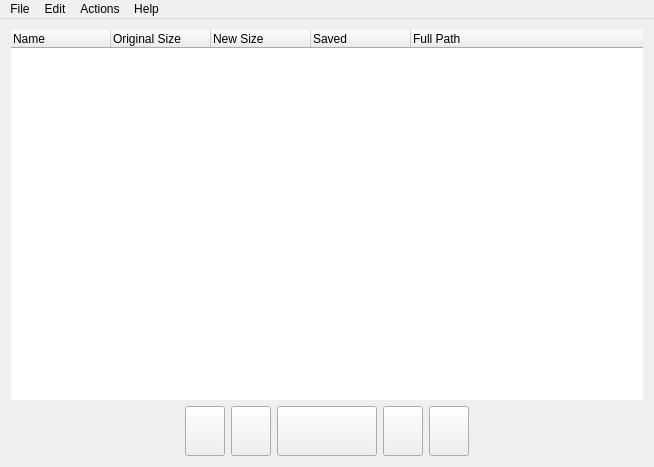
This is caesiumph.ui in Lymphatus/CaesiumPH as Qt 5 draws it before an edit. The edited form follows.
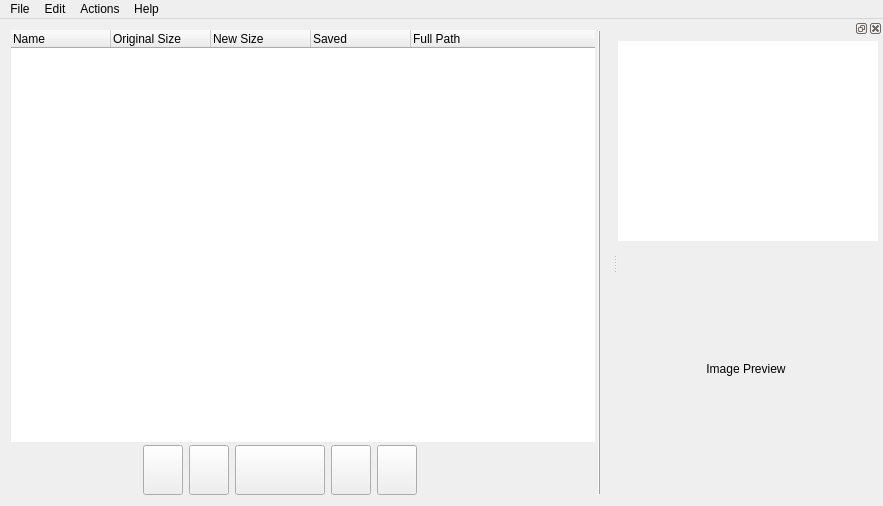
This is the edited form. Icons and pictures are not drawn.

Commit message: Added a side panel

Diff of the .ui file:
```diff
--- a/caesiumph.ui
+++ b/caesiumph.ui
@@ -6,8 +6,8 @@
    <rect>
     <x>0</x>
     <y>0</y>
-    <width>654</width>
-    <height>467</height>
+    <width>883</width>
+    <height>506</height>
    </rect>
   </property>
   <property name="windowTitle">
@@ -25,6 +25,9 @@
   </property>
   <widget class="QWidget" name="centralWidget">
    <layout class="QGridLayout" name="gridLayout_2">
+    <property name="spacing">
+     <number>3</number>
+    </property>
     <item row="0" column="0" colspan="2">
      <widget class="QTreeWidget" name="listTreeWidget">
       <property name="focusPolicy">
@@ -176,7 +179,7 @@
        <widget class="QPushButton" name="compressButton">
         <property name="minimumSize">
          <size>
-          <width>100</width>
+          <width>90</width>
           <height>50</height>
          </size>
         </property>
@@ -189,8 +192,8 @@
         </property>
         <property name="iconSize">
          <size>
-          <width>48</width>
-          <height>48</height>
+          <width>42</width>
+          <height>42</height>
          </size>
         </property>
        </widget>
@@ -266,8 +269,41 @@
         </property>
        </spacer>
       </item>
+      <item>
+       <widget class="QPushButton" name="showSidePanelButton">
+        <property name="text">
+         <string/>
+        </property>
+        <property name="icon">
+         <iconset resource="icons.qrc">
+          <normaloff>:/icons/ui/side_panel.png</normaloff>:/icons/ui/side_panel.png</iconset>
+        </property>
+        <property name="iconSize">
+         <size>
+          <width>24</width>
+          <height>24</height>
+         </size>
+        </property>
+        <property name="checkable">
+         <bool>true</bool>
+        </property>
+        <property name="flat">
+         <bool>true</bool>
+        </property>
+       </widget>
+      </item>
      </layout>
     </item>
+    <item row="0" column="2" rowspan="2">
+     <widget class="Line" name="sidePanelLine">
+      <property name="frameShadow">
+       <enum>QFrame::Raised</enum>
+      </property>
+      <property name="orientation">
+       <enum>Qt::Vertical</enum>
+      </property>
+     </widget>
+    </item>
    </layout>
   </widget>
   <widget class="QMenuBar" name="menuBar">
@@ -275,7 +311,7 @@
     <rect>
      <x>0</x>
      <y>0</y>
-     <width>654</width>
+     <width>883</width>
      <height>21</height>
     </rect>
    </property>
@@ -314,6 +350,102 @@
    <addaction name="menuActions"/>
    <addaction name="menuHelp"/>
   </widget>
+  <widget class="QDockWidget" name="sidePanelDockWidget">
+   <property name="minimumSize">
+    <size>
+     <width>265</width>
+     <height>363</height>
+    </size>
+   </property>
+   <property name="floating">
+    <bool>false</bool>
+   </property>
+   <property name="allowedAreas">
+    <set>Qt::RightDockWidgetArea</set>
+   </property>
+   <attribute name="dockWidgetArea">
+    <number>2</number>
+   </attribute>
+   <widget class="QWidget" name="dockWidgetContents">
+    <layout class="QVBoxLayout" name="verticalLayout_2">
+     <property name="spacing">
+      <number>0</number>
+     </property>
+     <property name="leftMargin">
+      <number>0</number>
+     </property>
+     <property name="topMargin">
+      <number>3</number>
+     </property>
+     <property name="rightMargin">
+      <number>5</number>
+     </property>
+     <property name="bottomMargin">
+      <number>9</number>
+     </property>
+     <item>
+      <layout class="QVBoxLayout" name="verticalLayout">
+       <property name="spacing">
+        <number>0</number>
+       </property>
+       <property name="leftMargin">
+        <number>0</number>
+       </property>
+       <item>
+        <widget class="QTextEdit" name="exifTextEdit">
+         <property name="frameShape">
+          <enum>QFrame::NoFrame</enum>
+         </property>
+         <property name="readOnly">
+          <bool>true</bool>
+         </property>
+         <property name="tabStopWidth">
+          <number>150</number>
+         </property>
+        </widget>
+       </item>
+       <item>
+        <widget class="QLabel" name="imagePreviewLabel">
+         <property name="sizePolicy">
+          <sizepolicy hsizetype="Fixed" vsizetype="Fixed">
+           <horstretch>0</horstretch>
+           <verstretch>0</verstretch>
+          </sizepolicy>
+         </property>
+         <property name="minimumSize">
+          <size>
+           <width>256</width>
+           <height>256</height>
+          </size>
+         </property>
+         <property name="maximumSize">
+          <size>
+           <width>256</width>
+           <height>256</height>
+          </size>
+         </property>
+         <property name="baseSize">
+          <size>
+           <width>256</width>
+           <height>256</height>
+          </size>
+         </property>
+         <property name="text">
+          <string>Image Preview</string>
+         </property>
+         <property name="scaledContents">
+          <bool>false</bool>
+         </property>
+         <property name="alignment">
+          <set>Qt::AlignCenter</set>
+         </property>
+        </widget>
+       </item>
+      </layout>
+     </item>
+    </layout>
+   </widget>
+  </widget>
   <action name="actionAdd_pictures">
    <property name="text">
     <string>Add pictures...</string>
```
The commit also changes 15 other files.
